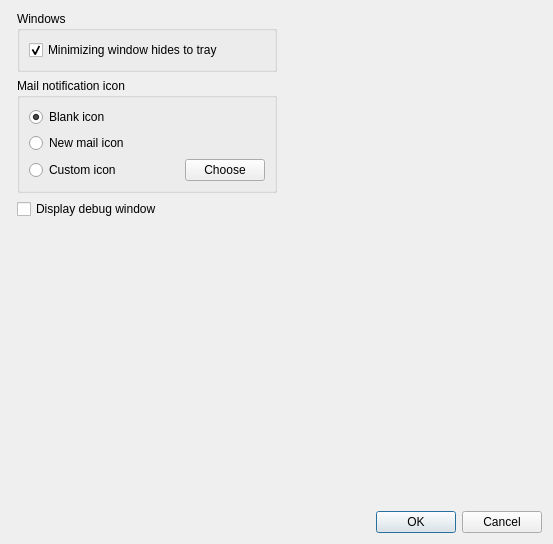
Ximi1970/systray-x, file app/SysTray-X/preferences.ui: the form before one commit.
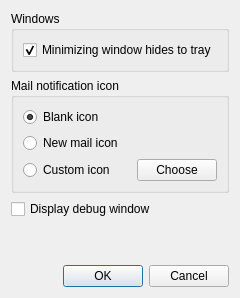
The form after the commit.

```diff
--- a/app/SysTray-X/preferences.ui
+++ b/app/SysTray-X/preferences.ui
@@ -6,51 +6,20 @@
    <rect>
     <x>0</x>
     <y>0</y>
-    <width>553</width>
-    <height>544</height>
+    <width>292</width>
+    <height>326</height>
    </rect>
   </property>
   <property name="windowTitle">
    <string>SysTray-X Preferences</string>
   </property>
-  <layout class="QGridLayout" name="gridLayout">
-   <item row="11" column="2">
-    <widget class="QDialogButtonBox" name="buttonBox">
-     <property name="orientation">
-      <enum>Qt::Horizontal</enum>
-     </property>
-     <property name="standardButtons">
-      <set>QDialogButtonBox::Cancel|QDialogButtonBox::Ok</set>
-     </property>
-    </widget>
-   </item>
-   <item row="11" column="0" colspan="2">
-    <spacer name="horizontalSpacer_4">
-     <property name="orientation">
-      <enum>Qt::Horizontal</enum>
-     </property>
-     <property name="sizeHint" stdset="0">
-      <size>
-       <width>40</width>
-       <height>20</height>
-      </size>
-     </property>
-    </spacer>
-   </item>
-   <item row="1" column="2">
-    <spacer name="horizontalSpacer_3">
-     <property name="orientation">
-      <enum>Qt::Horizontal</enum>
-     </property>
-     <property name="sizeHint" stdset="0">
-      <size>
-       <width>40</width>
-       <height>20</height>
-      </size>
-     </property>
-    </spacer>
-   </item>
-   <item row="0" column="1" rowspan="3">
+  <layout class="QVBoxLayout" name="verticalLayout_5">
+   <property name="sizeConstraint">
+    <enum>QLayout::SetFixedSize</enum>
+   </property>
+   <item>
+    <layout class="QVBoxLayout" name="verticalLayout_4">
+     <item>
     <widget class="QGroupBox" name="groupBox">
      <property name="title">
       <string>Windows</string>
@@ -69,20 +38,7 @@
      </layout>
     </widget>
    </item>
-   <item row="7" column="1">
-    <spacer name="verticalSpacer">
-     <property name="orientation">
-      <enum>Qt::Vertical</enum>
-     </property>
-     <property name="sizeHint" stdset="0">
-      <size>
-       <width>20</width>
-       <height>40</height>
-      </size>
-     </property>
-    </spacer>
-   </item>
-   <item row="5" column="1">
+     <item>
     <widget class="QGroupBox" name="iconTypeGroupBox">
      <property name="title">
       <string>Mail notification icon</string>
@@ -192,10 +148,35 @@
      </layout>
     </widget>
    </item>
-   <item row="6" column="1">
+     <item>
     <widget class="QCheckBox" name="debugWindowCheckBox">
      <property name="text">
       <string>Display debug window</string>
+       </property>
+      </widget>
+     </item>
+     <item>
+      <spacer name="verticalSpacer">
+       <property name="orientation">
+        <enum>Qt::Vertical</enum>
+       </property>
+       <property name="sizeHint" stdset="0">
+        <size>
+         <width>20</width>
+         <height>40</height>
+        </size>
+       </property>
+      </spacer>
+     </item>
+    </layout>
+   </item>
+   <item>
+    <widget class="QDialogButtonBox" name="buttonBox">
+     <property name="orientation">
+      <enum>Qt::Horizontal</enum>
+     </property>
+     <property name="standardButtons">
+      <set>QDialogButtonBox::Cancel|QDialogButtonBox::Ok</set>
      </property>
     </widget>
    </item>
```
Lines whose indentation alone changed are shown as unchanged.
